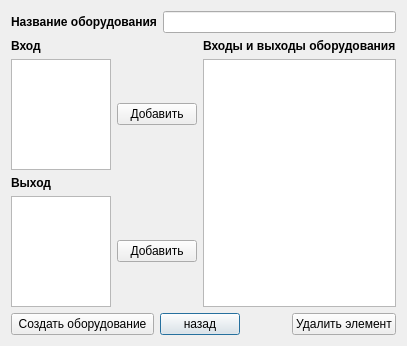
Before: the Qt Designer form equipmentcreator.ui in VampireVol/NetworkDiagramEditor, drawn with Qt 5.
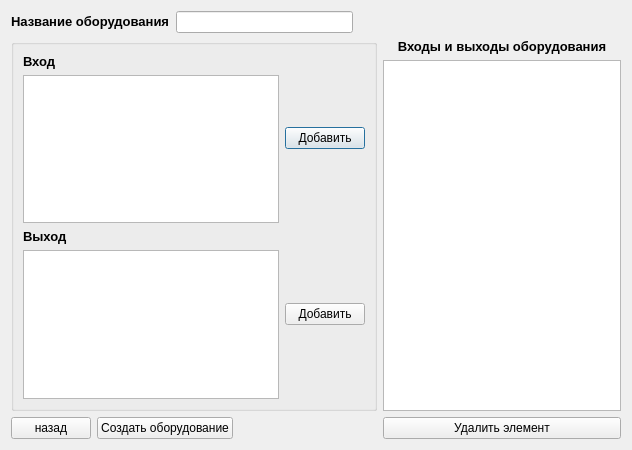
After: the same form once the commit is applied.

Diff of the .ui file:
```diff
--- a/equipmentcreator.ui
+++ b/equipmentcreator.ui
@@ -6,93 +6,213 @@
    <rect>
     <x>0</x>
     <y>0</y>
-    <width>407</width>
-    <height>346</height>
+    <width>632</width>
+    <height>450</height>
    </rect>
   </property>
   <property name="windowTitle">
    <string>Создание оборудования</string>
   </property>
-  <layout class="QGridLayout" name="gridLayout">
-   <item row="2" column="3" rowspan="3" colspan="2">
-    <widget class="QListWidget" name="listWidgetEquipment"/>
-   </item>
-   <item row="1" column="3" colspan="2">
-    <widget class="QLabel" name="label">
-     <property name="text">
-      <string>&lt;html&gt;&lt;head/&gt;&lt;body&gt;&lt;p&gt;&lt;span style=&quot; font-weight:600;&quot;&gt;Входы и выходы оборудования&lt;/span&gt;&lt;/p&gt;&lt;/body&gt;&lt;/html&gt;</string>
-     </property>
-    </widget>
-   </item>
-   <item row="6" column="2" colspan="2" alignment="Qt::AlignLeft">
-    <widget class="QPushButton" name="pushButtonExit">
-     <property name="text">
-      <string>назад</string>
-     </property>
-    </widget>
-   </item>
-   <item row="2" column="0">
-    <widget class="QListWidget" name="listWidgetIn"/>
-   </item>
-   <item row="1" column="0">
-    <widget class="QLabel" name="labelIn">
-     <property name="text">
-      <string>&lt;html&gt;&lt;head/&gt;&lt;body&gt;&lt;p&gt;&lt;span style=&quot; font-weight:600;&quot;&gt;Вход&lt;/span&gt;&lt;/p&gt;&lt;/body&gt;&lt;/html&gt;</string>
-     </property>
-    </widget>
-   </item>
-   <item row="4" column="1" colspan="2">
-    <widget class="QPushButton" name="pushButtonAddOut">
-     <property name="text">
-      <string>Добавить</string>
-     </property>
-    </widget>
-   </item>
-   <item row="4" column="0">
-    <widget class="QListWidget" name="listWidgetOut"/>
-   </item>
-   <item row="0" column="0" colspan="5">
-    <layout class="QHBoxLayout" name="horizontalLayout_2">
+  <layout class="QGridLayout" name="gridLayout_2">
+   <item row="0" column="0">
+    <layout class="QVBoxLayout" name="verticalLayout_4">
      <item>
-      <widget class="QLabel" name="labelName">
-       <property name="text">
-        <string>&lt;html&gt;&lt;head/&gt;&lt;body&gt;&lt;p&gt;&lt;span style=&quot; font-weight:600;&quot;&gt;Название оборудования&lt;/span&gt;&lt;/p&gt;&lt;/body&gt;&lt;/html&gt;</string>
-       </property>
-      </widget>
+      <layout class="QHBoxLayout" name="horizontalLayout_4">
+       <item>
+        <layout class="QHBoxLayout" name="horizontalLayout_2">
+         <item>
+          <widget class="QLabel" name="labelName">
+           <property name="text">
+            <string>&lt;html&gt;&lt;head/&gt;&lt;body&gt;&lt;p&gt;&lt;span style=&quot; font-size:10pt; font-weight:600;&quot;&gt;Название оборудования&lt;/span&gt;&lt;/p&gt;&lt;/body&gt;&lt;/html&gt;</string>
+           </property>
+          </widget>
+         </item>
+         <item>
+          <widget class="QLineEdit" name="lineEditName"/>
+         </item>
+        </layout>
+       </item>
+       <item>
+        <spacer name="horizontalSpacer">
+         <property name="orientation">
+          <enum>Qt::Horizontal</enum>
+         </property>
+         <property name="sizeType">
+          <enum>QSizePolicy::Fixed</enum>
+         </property>
+         <property name="sizeHint" stdset="0">
+          <size>
+           <width>268</width>
+           <height>20</height>
+          </size>
+         </property>
+        </spacer>
+       </item>
+      </layout>
      </item>
      <item>
-      <widget class="QLineEdit" name="lineEditName"/>
+      <layout class="QHBoxLayout" name="horizontalLayout_3">
+       <item>
+        <layout class="QVBoxLayout" name="verticalLayout">
+         <item>
+          <widget class="QGroupBox" name="groupBox">
+           <property name="sizePolicy">
+            <sizepolicy hsizetype="Fixed" vsizetype="Preferred">
+             <horstretch>0</horstretch>
+             <verstretch>0</verstretch>
+            </sizepolicy>
+           </property>
+           <property name="title">
+            <string/>
+           </property>
+           <layout class="QGridLayout" name="gridLayout">
+            <item row="1" column="0">
+             <layout class="QVBoxLayout" name="verticalLayout_2">
+              <item>
+               <widget class="QLabel" name="labelOut">
+                <property name="text">
+                 <string>&lt;html&gt;&lt;head/&gt;&lt;body&gt;&lt;p&gt;&lt;span style=&quot; font-size:10pt; font-weight:600;&quot;&gt;Выход&lt;/span&gt;&lt;/p&gt;&lt;/body&gt;&lt;/html&gt;</string>
+                </property>
+               </widget>
+              </item>
+              <item>
+               <widget class="QListWidget" name="listWidgetOut">
+                <property name="sizePolicy">
+                 <sizepolicy hsizetype="Fixed" vsizetype="Preferred">
+                  <horstretch>0</horstretch>
+                  <verstretch>0</verstretch>
+                 </sizepolicy>
+                </property>
+               </widget>
+              </item>
+             </layout>
+            </item>
+            <item row="0" column="1">
+             <widget class="QPushButton" name="pushButtonAddIn">
+              <property name="sizePolicy">
+               <sizepolicy hsizetype="Fixed" vsizetype="Fixed">
+                <horstretch>0</horstretch>
+                <verstretch>0</verstretch>
+               </sizepolicy>
+              </property>
+              <property name="text">
+               <string>Добавить</string>
+              </property>
+             </widget>
+            </item>
+            <item row="1" column="1">
+             <widget class="QPushButton" name="pushButtonAddOut">
+              <property name="sizePolicy">
+               <sizepolicy hsizetype="Fixed" vsizetype="Fixed">
+                <horstretch>0</horstretch>
+                <verstretch>0</verstretch>
+               </sizepolicy>
+              </property>
+              <property name="text">
+               <string>Добавить</string>
+              </property>
+             </widget>
+            </item>
+            <item row="0" column="0">
+             <layout class="QGridLayout" name="gridLayout_3">
+              <item row="0" column="0">
+               <widget class="QLabel" name="labelIn">
+                <property name="text">
+                 <string>&lt;html&gt;&lt;head/&gt;&lt;body&gt;&lt;p&gt;&lt;span style=&quot; font-size:10pt; font-weight:600;&quot;&gt;Вход&lt;/span&gt;&lt;/p&gt;&lt;/body&gt;&lt;/html&gt;</string>
+                </property>
+               </widget>
+              </item>
+              <item row="1" column="0">
+               <widget class="QListWidget" name="listWidgetIn">
+                <property name="sizePolicy">
+                 <sizepolicy hsizetype="Fixed" vsizetype="Preferred">
+                  <horstretch>0</horstretch>
+                  <verstretch>0</verstretch>
+                 </sizepolicy>
+                </property>
+               </widget>
+              </item>
+             </layout>
+            </item>
+           </layout>
+          </widget>
+         </item>
+         <item>
+          <layout class="QHBoxLayout" name="horizontalLayout">
+           <item>
+            <widget class="QPushButton" name="pushButtonExit">
+             <property name="sizePolicy">
+              <sizepolicy hsizetype="Fixed" vsizetype="Fixed">
+               <horstretch>0</horstretch>
+               <verstretch>0</verstretch>
+              </sizepolicy>
+             </property>
+             <property name="text">
+              <string>назад</string>
+             </property>
+            </widget>
+           </item>
+           <item alignment="Qt::AlignLeft">
+            <widget class="QPushButton" name="pushButtonCreate">
+             <property name="sizePolicy">
+              <sizepolicy hsizetype="Fixed" vsizetype="Fixed">
+               <horstretch>0</horstretch>
+               <verstretch>0</verstretch>
+              </sizepolicy>
+             </property>
+             <property name="text">
+              <string>Создать оборудование</string>
+             </property>
+            </widget>
+           </item>
+          </layout>
+         </item>
+        </layout>
+       </item>
+       <item>
+        <layout class="QVBoxLayout" name="verticalLayout_3">
+         <item>
+          <widget class="QLabel" name="label">
+           <property name="sizePolicy">
+            <sizepolicy hsizetype="Preferred" vsizetype="Fixed">
+             <horstretch>0</horstretch>
+             <verstretch>0</verstretch>
+            </sizepolicy>
+           </property>
+           <property name="text">
+            <string>&lt;html&gt;&lt;head/&gt;&lt;body&gt;&lt;p align=&quot;center&quot;&gt;&lt;span style=&quot; font-size:10pt; font-weight:600;&quot;&gt;Входы и выходы оборудования&lt;/span&gt;&lt;/p&gt;&lt;/body&gt;&lt;/html&gt;</string>
+           </property>
+          </widget>
+         </item>
+         <item>
+          <widget class="QListWidget" name="listWidgetEquipment">
+           <property name="sizePolicy">
+            <sizepolicy hsizetype="Preferred" vsizetype="Preferred">
+             <horstretch>0</horstretch>
+             <verstretch>0</verstretch>
+            </sizepolicy>
+           </property>
+          </widget>
+         </item>
+         <item>
+          <widget class="QPushButton" name="pushButtonDelInOut">
+           <property name="sizePolicy">
+            <sizepolicy hsizetype="Expanding" vsizetype="Fixed">
+             <horstretch>0</horstretch>
+             <verstretch>0</verstretch>
+            </sizepolicy>
+           </property>
+           <property name="text">
+            <string>Удалить элемент</string>
+           </property>
+          </widget>
+         </item>
+        </layout>
+       </item>
+      </layout>
      </item>
     </layout>
    </item>
-   <item row="3" column="0">
-    <widget class="QLabel" name="labelOut">
-     <property name="text">
-      <string>&lt;html&gt;&lt;head/&gt;&lt;body&gt;&lt;p&gt;&lt;span style=&quot; font-weight:600;&quot;&gt;Выход&lt;/span&gt;&lt;/p&gt;&lt;/body&gt;&lt;/html&gt;</string>
-     </property>
-    </widget>
-   </item>
-   <item row="2" column="1" colspan="2">
-    <widget class="QPushButton" name="pushButtonAddIn">
-     <property name="text">
-      <string>Добавить</string>
-     </property>
-    </widget>
-   </item>
-   <item row="6" column="4">
-    <widget class="QPushButton" name="pushButtonDelInOut">
-     <property name="text">
-      <string>Удалить элемент</string>
-     </property>
-    </widget>
-   </item>
-   <item row="6" column="0" colspan="2">
-    <widget class="QPushButton" name="pushButtonCreate">
-     <property name="text">
-      <string>Создать оборудование</string>
-     </property>
-    </widget>
-   </item>
   </layout>
  </widget>
  <resources/>
```
